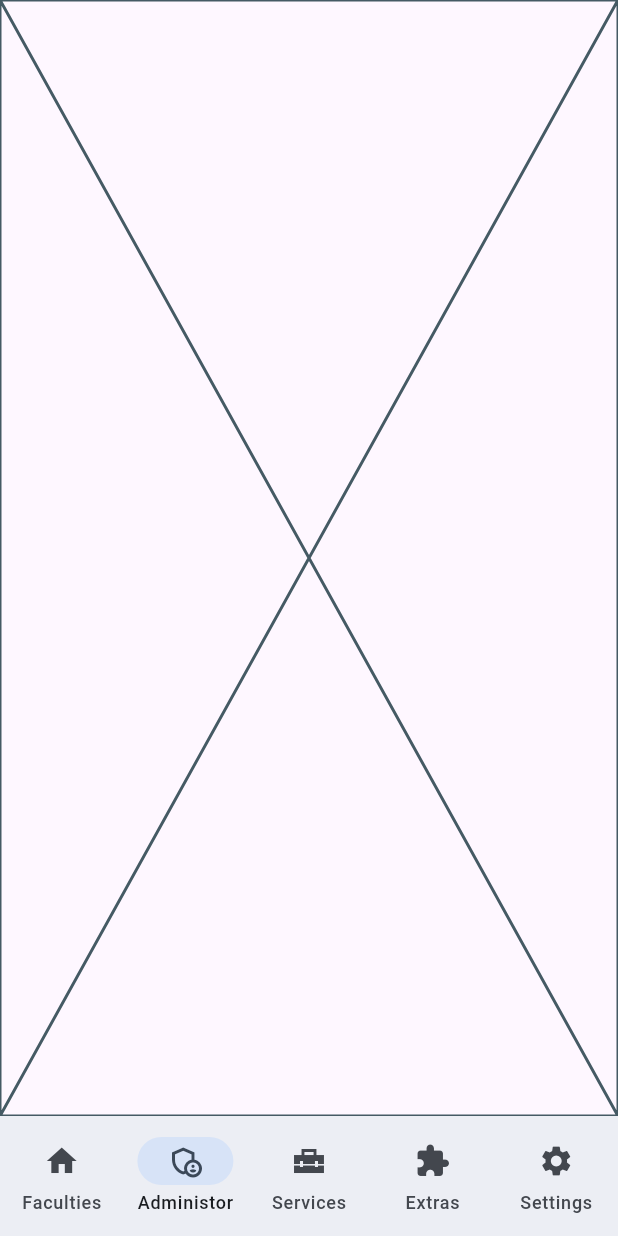
After one commit to SharafatKarim/pstu-diary, a Flutter app: the screen it shows after launch, item 2 of the bottom bar chosen, on a phone screen of 412 x 824 dp. The commit adds this screen. Run offline on Flutter 3.47's test engine with Material 3 defaults, Android fonts, the phone set to English and light mode, and no system bars; our stand-ins replace flutter_dotenv, go_router, shared_preferences, supabase_flutter; missing offline and left inert: supabase_auth_ui; accounts and stored records are empty.

Commit message:
Administor typo fix

```diff
--- /dev/null
+++ b/lib/pages/administor.dart
@@ -0,0 +1,15 @@
+import 'package:flutter/material.dart';
+
+class Administor extends StatefulWidget {
+  const Administor({super.key});
+
+  @override
+  State<Administor> createState() => _AdministorState();
+}
+
+class _AdministorState extends State<Administor> {
+  @override
+  Widget build(BuildContext context) {
+    return const Placeholder();
+  }
+}
--- a/lib/pages/my_home_page.dart
+++ b/lib/pages/my_home_page.dart
@@ -1,5 +1,5 @@
 // import 'package:diary/l10n/app_localizations.dart';
-import 'package:diary/pages/administer.dart';
+import 'package:diary/pages/administor.dart';
 import 'package:diary/pages/extras.dart';
 import 'package:diary/pages/faculties.dart';
 import 'package:diary/pages/services.dart';
@@ -17,11 +17,11 @@ class MyHomePage extends StatefulWidget {
 }
 
 class _MyHomePageState extends State<MyHomePage> {
-    int _selectedIndex = 0;
+  int _selectedIndex = 0;
 
   final List<Widget> _screens = [
     const Faculties(),
-    const Administer(),
+    const Administor(),
     const Services(),
     const Extras(),
     const Settings(),
--- a/lib/widgets/responsive_layout.dart
+++ b/lib/widgets/responsive_layout.dart
@@ -33,7 +33,7 @@ class ResponsiveLayout extends StatelessWidget {
                 ),
                 NavigationDestination(
                   icon: Icon(Icons.admin_panel_settings_outlined),
-                  label: 'Administer',
+                  label: 'Administor',
                 ),
                 NavigationDestination(
                   icon: Icon(Icons.home_repair_service_sharp),
@@ -65,7 +65,7 @@ class ResponsiveLayout extends StatelessWidget {
                     ),
                     NavigationRailDestination(
                       icon: Icon(Icons.admin_panel_settings_outlined),
-                      label: Text('Administer'),
+                      label: Text('Administor'),
                     ),
                     NavigationRailDestination(
                       icon: Icon(Icons.home_repair_service_sharp),
@@ -104,7 +104,7 @@ class ResponsiveLayout extends StatelessWidget {
                     ),
                     NavigationRailDestination(
                       icon: Icon(Icons.admin_panel_settings_outlined),
-                      label: Text('Administer'),
+                      label: Text('Administor'),
                     ),
                     NavigationRailDestination(
                       icon: Icon(Icons.home_repair_service_sharp),
```
Also changed, not shown: lib/pages/administer.dart (deleted, +0 -15 lines).
